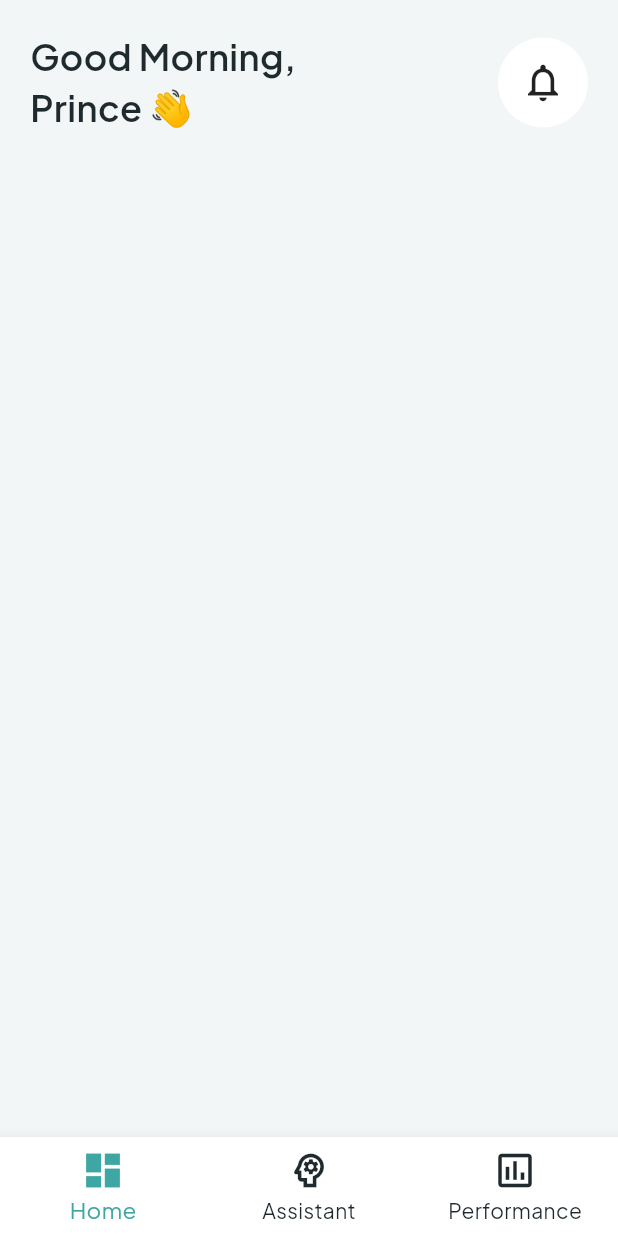
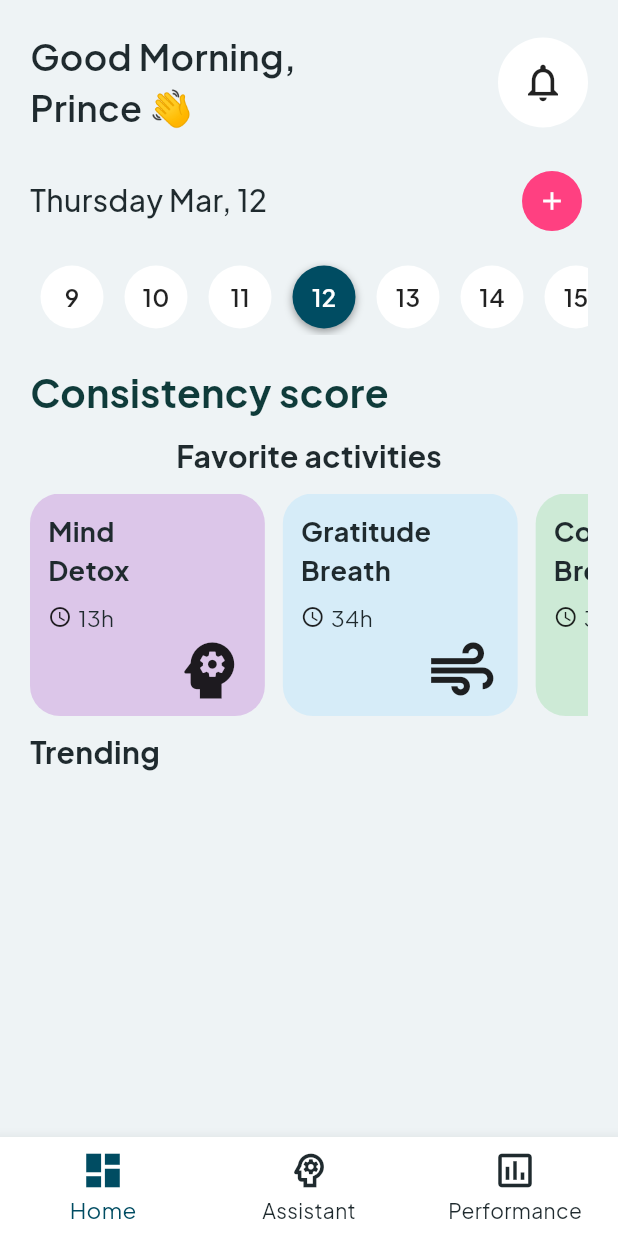
Before and after one commit to Prince-Ampomah/mental_health_ui, a Flutter app: the screen it shows after launch, on a phone screen of 412 x 824 dp. Run offline on Flutter 3.47's test engine with Material 3 defaults, Android fonts, the phone set to English and light mode, and no system bars; our stand-ins replace go_router, google_fonts.

Commit message:
designed home UI

```diff
--- a/lib/core/theme/app_colors.dart
+++ b/lib/core/resources/app_colors.dart
@@ -1,6 +1,8 @@
-import 'package:flutter/material.dart';
+part of 'resources.dart';
 
 class AppColors {
+  AppColors._();
+
   static const mint = Color(0xFF3FA7A3);
   static const lavender = Color(0xFFCFA7D6);
   static const skyBlue = Color(0xFF8ED3F4);
--- /dev/null
+++ b/lib/core/resources/resources.dart
@@ -0,0 +1,3 @@
+import 'package:flutter/material.dart';
+
+part 'app_colors.dart';
--- a/lib/core/theme/app_theme.dart
+++ b/lib/core/theme/app_theme.dart
@@ -1,13 +1,12 @@
 import 'package:flutter/material.dart';
 import 'package:flutter/services.dart';
-import 'package:google_fonts/google_fonts.dart';
 import 'package:mental_health_ui/core/theme/text_style_theme.dart';
 import 'color_scheme.dart';
 
 ThemeData get customLightTheme {
   return ThemeData(
     colorScheme: lightColorScheme,
-    scaffoldBackgroundColor: const Color(0xFFF3F6F7),
+    scaffoldBackgroundColor: const Color(0xFFEEF3F5),
     textTheme: TextTheme(
       headlineLarge: AppTextStyles.headline1,
       headlineMedium: AppTextStyles.headline2,
--- a/lib/core/theme/color_scheme.dart
+++ b/lib/core/theme/color_scheme.dart
@@ -3,7 +3,8 @@ import 'package:flutter/material.dart';
 const lightColorScheme = ColorScheme(
   brightness: Brightness.light,
 
-  primary: Color(0xFF3FA7A3),
+  primary: Color(0xFF004C62),
+  // primary: Color(0xFF3FA7A3),
   onPrimary: Colors.white,
 
   primaryContainer: Color(0xFFCDEEE8),
--- a/lib/core/utils/date_time_convertor.dart
+++ b/lib/core/utils/date_time_convertor.dart
@@ -12,6 +12,15 @@ class DateTimeConvertor {
       return 'Good Afternoon';
     }
     return 'Good Evening';
+  }
+
+  static List<DateTime> generateWeek() {
+    final today = DateTime.now();
+
+    return List.generate(
+      7,
+      (index) => today.subtract(Duration(days: 3)).add(Duration(days: index)),
+    );
   }
 
   static String formatTimestamp(DateTime dateTime) {
@@ -72,6 +81,10 @@ class DateTimeConvertor {
 
   static String getDueDateFormat(DateTime dateTime) {
     return DateFormat('dd MMMM yyyy  hh:mm a').format(dateTime);
+  }
+
+  static String getHeaderDate(DateTime dateTime) {
+    return DateFormat('EEEE MMM, dd').format(dateTime);
   }
 
   static String getDayMonthAndYearNumericals(DateTime dateTime) {
--- /dev/null
+++ b/lib/features/dashboard/model/activity_model.dart
@@ -0,0 +1,15 @@
+import 'package:flutter/material.dart';
+
+class ActivityModel {
+  final String title;
+  final String duration;
+  final IconData icon;
+  final Color color;
+
+  ActivityModel({
+    required this.title,
+    required this.duration,
+    required this.icon,
+    required this.color,
+  });
+}
--- a/lib/features/dashboard/pages/dashboard_page.dart
+++ b/lib/features/dashboard/pages/dashboard_page.dart
@@ -1,6 +1,10 @@
 import 'package:flutter/material.dart';
 import 'package:mental_health_ui/core/theme/text_style_theme.dart';
 import 'package:mental_health_ui/core/utils/date_time_convertor.dart';
+import 'package:mental_health_ui/core/utils/extension.dart';
+import 'package:mental_health_ui/features/dashboard/model/activity_model.dart';
+import 'package:mental_health_ui/features/dashboard/widgets/activity_card.dart';
+import 'package:mental_health_ui/features/dashboard/widgets/date_selector.dart';
 import 'package:mental_health_ui/features/dashboard/widgets/greeting_and_notification.dart';
 
 class DashboardPage extends StatelessWidget {
@@ -8,13 +12,107 @@ class DashboardPage extends StatelessWidget {
 
   @override
   Widget build(BuildContext context) {
+    final activities = [
+      ActivityModel(
+        title: "Mind\nDetox",
+        duration: "13h",
+        icon: Icons.psychology,
+        color: const Color(0xFFDCC6E9),
+      ),
+      ActivityModel(
+        title: "Gratitude\nBreath",
+        duration: "34h",
+        icon: Icons.air,
+        color: const Color(0xFFD6ECF8),
+      ),
+      ActivityModel(
+        title: "Conscious\nBreath",
+        duration: "34h",
+        icon: Icons.spa,
+        color: const Color(0xFFCDEAD6),
+      ),
+    ];
     return SingleChildScrollView(
       child: Padding(
         padding: const EdgeInsets.symmetric(horizontal: 20, vertical: 20),
         child: Column(
+          crossAxisAlignment: .start,
           children: [
-            // greetings & notification layout
             GreetingAndNotification(),
+
+            20.ph,
+
+            Column(
+              children: [
+                Row(
+                  children: [
+                    Text(
+                      DateTimeConvertor.getHeaderDate(DateTime.now()),
+                      style: AppTextStyles.headline3,
+                    ),
+
+                    Spacer(),
+
+                    IconButton.filled(
+                      onPressed: () {},
+                      icon: Icon(Icons.add, size: 20),
+                      style: IconButton.styleFrom(
+                        backgroundColor: Colors.pinkAccent,
+                      ),
+                    ),
+                  ],
+                ),
+
+                15.ph,
+
+                DateSelector(),
+              ],
+            ),
+
+            20.ph,
+
+            Text(
+              'Consistency score',
+              style: AppTextStyles.headline2.copyWith(
+                color: context.color.onPrimaryContainer,
+                fontWeight: FontWeight.bold,
+                fontSize: 26,
+              ),
+            ),
+
+            10.ph,
+
+            // favorite activities
+            Center(
+              child: Text(
+                'Favorite activities',
+                style: AppTextStyles.headline3.copyWith(
+                  fontWeight: FontWeight.bold,
+                ),
+              ),
+            ),
+
+            10.ph,
+
+            SizedBox(
+              height: context.screenHeight * 0.18,
+              child: ListView.builder(
+                scrollDirection: Axis.horizontal,
+                itemCount: activities.length,
+                itemBuilder: (context, index) {
+                  return ActivityCard(activity: activities[index]);
+                },
+              ),
+            ),
+
+            10.ph,
+
+            Text(
+              'Trending',
+              style: AppTextStyles.headline3.copyWith(
+                fontWeight: FontWeight.bold,
+              ),
+            ),
           ],
         ),
       ),
--- /dev/null
+++ b/lib/features/dashboard/widgets/activity_card.dart
@@ -0,0 +1,53 @@
+import 'package:flutter/material.dart';
+import 'package:mental_health_ui/core/theme/text_style_theme.dart';
+import 'package:mental_health_ui/core/utils/extension.dart';
+
+import 'package:mental_health_ui/features/dashboard/model/activity_model.dart';
+
+class ActivityCard extends StatelessWidget {
+  final ActivityModel activity;
+
+  const ActivityCard({super.key, required this.activity});
+
+  @override
+  Widget build(BuildContext context) {
+    return Container(
+      width: context.screenWidth * 0.38,
+      margin: const EdgeInsets.only(right: 12),
+      padding: const EdgeInsets.all(12),
+      decoration: BoxDecoration(
+        color: activity.color,
+        borderRadius: BorderRadius.circular(20),
+      ),
+      child: Column(
+        crossAxisAlignment: CrossAxisAlignment.start,
+        children: [
+          Text(
+            activity.title,
+            style: AppTextStyles.headline3.copyWith(
+              fontSize: 18,
+              fontWeight: FontWeight.w700,
+            ),
+          ),
+
+          8.ph,
+
+          Row(
+            children: [
+              const Icon(Icons.schedule, size: 16),
+              4.pw,
+              Text(activity.duration, style: AppTextStyles.bodySmall),
+            ],
+          ),
+
+          const Spacer(),
+
+          Align(
+            alignment: Alignment.bottomRight,
+            child: Icon(activity.icon, size: 50),
+          ),
+        ],
+      ),
+    );
+  }
+}
--- /dev/null
+++ b/lib/features/dashboard/widgets/date_selector.dart
@@ -0,0 +1,56 @@
+import 'package:flutter/material.dart';
+import 'package:mental_health_ui/features/dashboard/widgets/day_item.dart';
+
+class DateSelector extends StatefulWidget {
+  const DateSelector({super.key});
+
+  @override
+  State<DateSelector> createState() => _DateSelectorState();
+}
+
+class _DateSelectorState extends State<DateSelector> {
+  late List<DateTime> days;
+  DateTime selectedDay = DateTime.now();
+
+  @override
+  void initState() {
+    super.initState();
+    days = generateWeek();
+  }
+
+  List<DateTime> generateWeek() {
+    final today = DateTime.now();
+
+    return List.generate(
+      7,
+      (index) =>
+          today.subtract(const Duration(days: 3)).add(Duration(days: index)),
+    );
+  }
+
+  @override
+  Widget build(BuildContext context) {
+    return SizedBox(
+      height: 50,
+      width: double.infinity,
+      child: ListView.builder(
+        scrollDirection: Axis.horizontal,
+        itemCount: days.length,
+        itemBuilder: (context, index) {
+          final day = days[index];
+          final isSelected =
+              day.day == selectedDay.day && day.month == selectedDay.month;
+
+          return GestureDetector(
+            onTap: () {
+              setState(() {
+                selectedDay = day;
+              });
+            },
+            child: DayItem(date: day, isSelected: isSelected),
+          );
+        },
+      ),
+    );
+  }
+}
--- /dev/null
+++ b/lib/features/dashboard/widgets/day_item.dart
@@ -0,0 +1,38 @@
+import 'package:flutter/material.dart';
+import 'package:mental_health_ui/core/utils/extension.dart';
+
+class DayItem extends StatelessWidget {
+  final DateTime date;
+  final bool isSelected;
+
+  const DayItem({super.key, required this.date, required this.isSelected});
+
+  @override
+  Widget build(BuildContext context) {
+    return Container(
+      width: 42,
+      height: 42,
+      alignment: Alignment.center,
+      margin: const EdgeInsets.symmetric(horizontal: 7),
+      decoration: BoxDecoration(
+        shape: BoxShape.circle,
+        color: isSelected ? context.color.primary : Colors.white,
+        boxShadow: [
+          if (isSelected)
+            BoxShadow(
+              color: Colors.black.withAlpha(100),
+              blurRadius: 4,
+              offset: Offset(0, 2),
+            ),
+        ],
+      ),
+      child: Text(
+        "${date.day}",
+        style: TextStyle(
+          fontWeight: FontWeight.w600,
+          color: isSelected ? Colors.white : Colors.black87,
+        ),
+      ),
+    );
+  }
+}
```
Also changed, not shown: lib/core/theme/text_style_theme.dart (+6 -6 lines).
